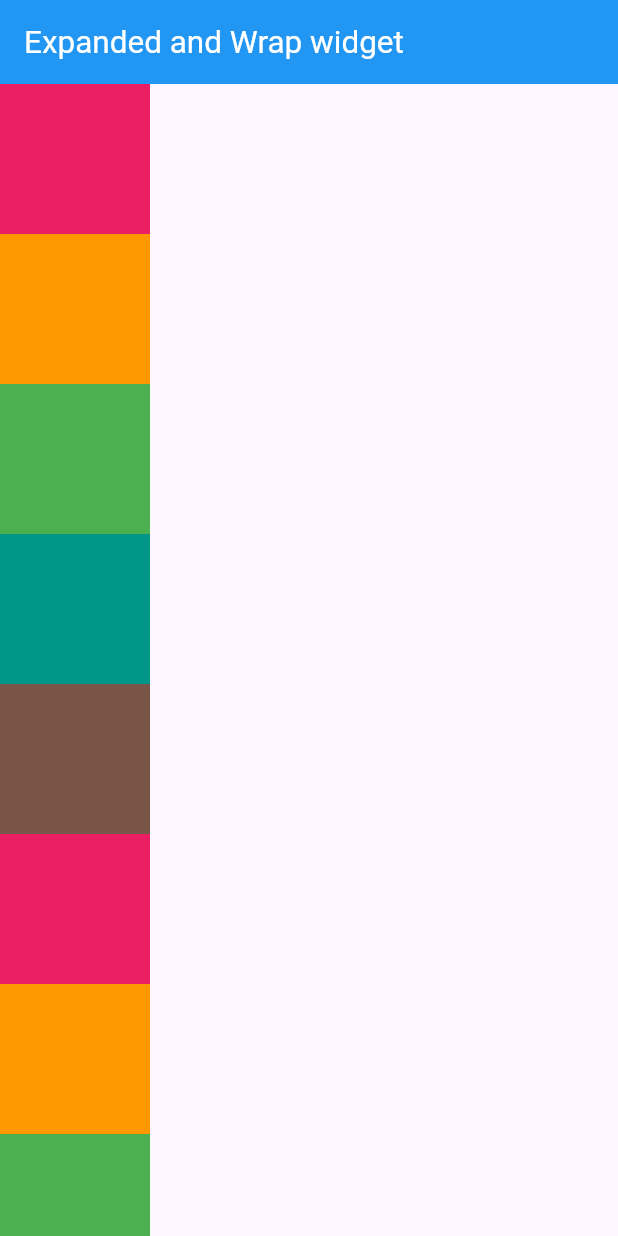
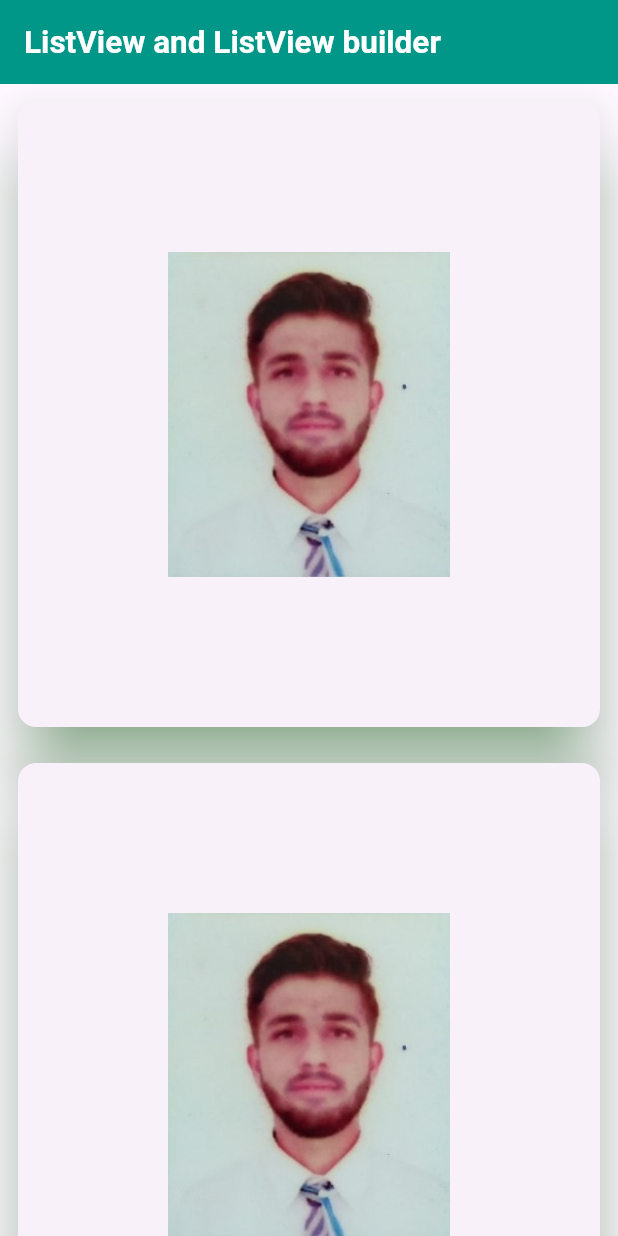
Before and after one commit to Malik399758/flutter_urraan_batch40_ui, a Flutter app: the screen it shows after launch, on a phone screen of 412 x 824 dp. Run offline on Flutter 3.47's test engine with Material 3 defaults, Android fonts, the phone set to English and light mode, and no system bars.

Commit message:
Listview and Listview builder

```diff
--- /dev/null
+++ b/lib/flutter_ui/listviewScreen.dart
@@ -0,0 +1,80 @@
+import 'package:flutter/cupertino.dart';
+import 'package:flutter/material.dart';
+import 'package:flutter/rendering.dart';
+
+class Listviewscreen extends StatefulWidget {
+  const Listviewscreen({super.key});
+
+  @override
+  State<Listviewscreen> createState() => _ListviewscreenState();
+}
+
+class _ListviewscreenState extends State<Listviewscreen> {
+
+  List<String> names = [
+    'Yaseen',
+    'ali',
+    'osama',
+    'abdullah',
+    'ahmad',
+    'basit',
+    'musa',
+    'waqas',
+    'fazal'
+  ];
+  @override
+  Widget build(BuildContext context) {
+    return Scaffold(
+      appBar: AppBar(
+        title: Text('ListView and ListView builder',style: TextStyle(fontSize: 21,fontWeight: FontWeight.w600,color: Colors.white),),
+        backgroundColor: Colors.teal,
+      ),
+      body: /*ListView(
+        itemExtent: 100,
+        scrollDirection: Axis.horizontal,
+        children: [
+          Text('Item 1',style: TextStyle(fontSize: 21,fontWeight: FontWeight.w600,),),
+          Text('Item 2',style: TextStyle(fontSize: 21,fontWeight: FontWeight.w600,),),
+          Text('Item 3',style: TextStyle(fontSize: 21,fontWeight: FontWeight.w600,),),
+          Text('Item 4',style: TextStyle(fontSize: 21,fontWeight: FontWeight.w600,),),
+          Text('Item 5',style: TextStyle(fontSize: 21,fontWeight: FontWeight.w600,),),
+          Text('Item 6',style: TextStyle(fontSize: 21,fontWeight: FontWeight.w600,),),
+          Text('Item 7',style: TextStyle(fontSize: 21,fontWeight: FontWeight.w600,),),
+          Text('Item 8',style: TextStyle(fontSize: 21,fontWeight: FontWeight.w600,),),
+          Text('Item 9',style: TextStyle(fontSize: 21,fontWeight: FontWeight.w600,),),
+          Text('Item 10',style: TextStyle(fontSize: 21,fontWeight: FontWeight.w600,),),
+        ],
+      ),*/
+
+      // ListView builder
+      ListView.builder(
+          // itemExtent: 30,
+        //scrollDirection: Axis.horizontal,
+          itemCount: 5,
+          itemBuilder: (context,index){
+            return Padding(
+              padding: const EdgeInsets.all(8.0),
+              child: Card(
+                //color: Colors.green,
+                  elevation: 20,
+                  shadowColor: Colors.green,
+                  child: Padding(
+                    padding: const EdgeInsets.all(100),
+                    child: Center(child: Image.asset('assets/images/y.jpg')),
+                  )),
+            ); // 0+1
+          })
+
+   /*   ListView.separated(
+        scrollDirection: Axis.horizontal,
+        separatorBuilder: (context,_){
+          return Divider(indent: 10,endIndent: 10,color: Colors.green,thickness: 4,);
+        },
+          //itemExtent: 100,
+          itemCount: names.length,
+          itemBuilder: (context,index){
+        return Text(names[index],style: TextStyle(fontSize: 25),);
+      })*/
+    );
+  }
+}
--- a/lib/main.dart
+++ b/lib/main.dart
@@ -3,6 +3,7 @@ import 'package:flutter_urraan_session_batch40_ui/flutter_ui/alignment_and_text.
 import 'package:flutter_urraan_session_batch40_ui/flutter_ui/assets_image_widget.dart';
 import 'package:flutter_urraan_session_batch40_ui/flutter_ui/container.dart';
 import 'package:flutter_urraan_session_batch40_ui/flutter_ui/expanded_wrap_widget.dart';
+import 'package:flutter_urraan_session_batch40_ui/flutter_ui/listviewScreen.dart';
 import 'package:flutter_urraan_session_batch40_ui/flutter_ui/row_column.dart';
 import 'package:flutter_urraan_session_batch40_ui/flutter_ui/textfield.dart';
 
@@ -38,8 +39,9 @@ class MyApp extends StatelessWidget {
         colorScheme: ColorScheme.fromSeed(seedColor: Colors.deepPurple),
         useMaterial3: true,
       ),
-      home: //TextfieldScreen()
-      ExpandedWrapWidget()
+      home: Listviewscreen()
+      //TextfieldScreen()
+      //ExpandedWrapWidget()
       //AssetsImageWidget(),
       //RowColumn()
      // AlignmentAndText(),
```
